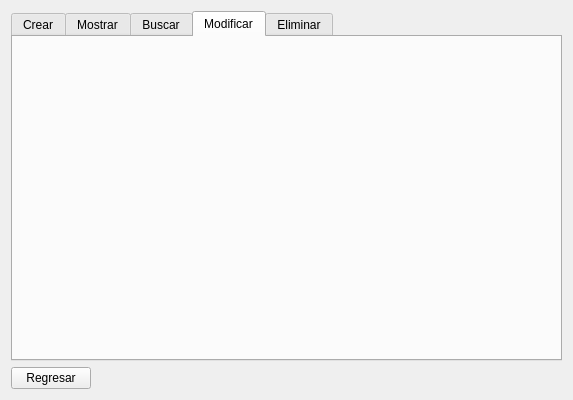
Old version of the form Proyecto/menuoferta.ui in the repository alexVillasenor/SEDDII.
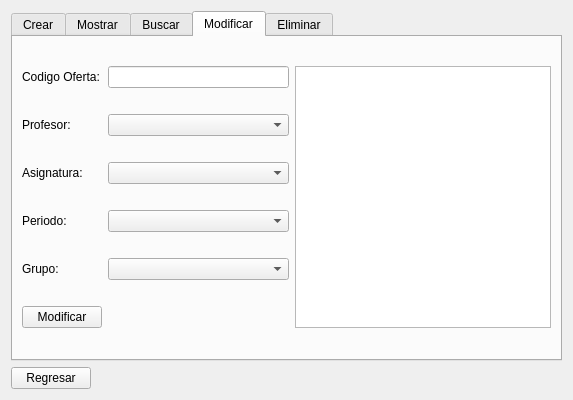
New version of the form. The open tabs and pages were chosen to show the change.

Commit message: Agregar, mostrar, buscar, eliminar, listos faltan validaciones, modificar incompleto, CLASE MENU OFERTA

Patch:
```diff
--- a/Proyecto/menuoferta.ui
+++ b/Proyecto/menuoferta.ui
@@ -103,6 +103,84 @@
       <attribute name="title">
        <string>Modificar</string>
       </attribute>
+      <layout class="QGridLayout" name="gridLayout_6">
+       <item row="4" column="0">
+        <widget class="QLabel" name="label_8">
+         <property name="text">
+          <string>Grupo:</string>
+         </property>
+        </widget>
+       </item>
+       <item row="4" column="1">
+        <widget class="QComboBox" name="comboBox_Grupo_2"/>
+       </item>
+       <item row="5" column="1">
+        <spacer name="horizontalSpacer_3">
+         <property name="orientation">
+          <enum>Qt::Horizontal</enum>
+         </property>
+         <property name="sizeHint" stdset="0">
+          <size>
+           <width>182</width>
+           <height>20</height>
+          </size>
+         </property>
+        </spacer>
+       </item>
+       <item row="5" column="0">
+        <widget class="QPushButton" name="pushButton_6">
+         <property name="text">
+          <string>Modificar</string>
+         </property>
+         <property name="autoDefault">
+          <bool>true</bool>
+         </property>
+        </widget>
+       </item>
+       <item row="3" column="1">
+        <widget class="QComboBox" name="comboBox_Periodo_2"/>
+       </item>
+       <item row="3" column="0">
+        <widget class="QLabel" name="label_5">
+         <property name="text">
+          <string>Periodo:</string>
+         </property>
+        </widget>
+       </item>
+       <item row="2" column="1">
+        <widget class="QComboBox" name="comboBox_Asignatura_2"/>
+       </item>
+       <item row="2" column="0">
+        <widget class="QLabel" name="label_6">
+         <property name="text">
+          <string>Asignatura:</string>
+         </property>
+        </widget>
+       </item>
+       <item row="1" column="1">
+        <widget class="QComboBox" name="comboBox_Profesor_2"/>
+       </item>
+       <item row="1" column="0">
+        <widget class="QLabel" name="label_7">
+         <property name="text">
+          <string>Profesor:</string>
+         </property>
+        </widget>
+       </item>
+       <item row="0" column="1">
+        <widget class="QLineEdit" name="lineEdit_3"/>
+       </item>
+       <item row="0" column="2" rowspan="6">
+        <widget class="QTextBrowser" name="textBrowser_4"/>
+       </item>
+       <item row="0" column="0">
+        <widget class="QLabel" name="label_9">
+         <property name="text">
+          <string>Codigo Oferta:</string>
+         </property>
+        </widget>
+       </item>
+      </layout>
      </widget>
      <widget class="QWidget" name="tab_5">
       <attribute name="title">
```
Left out of the diff: 107 changed lines with no effect on the pictures. The commit also changes 24 other files.
